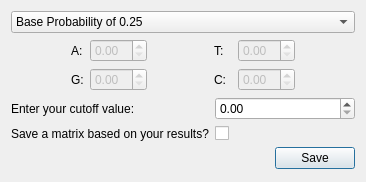
Old version of the form src/sequenceFromMatrix.ui in the repository TaronSilver/genom.
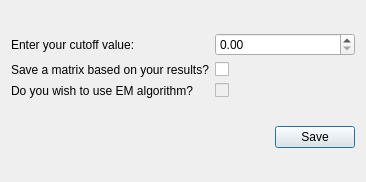
New version of the form.

Commit message: Adapted the new version to Qt. Also now the user is asked the output only once, it takes the former name and adds M to it (for Matrix?)

What changed in the file:
```diff
--- a/src/sequenceFromMatrix.ui
+++ b/src/sequenceFromMatrix.ui
@@ -14,14 +14,14 @@
    <string>Dialog</string>
   </property>
   <layout class="QGridLayout" name="gridLayout_4">
-   <item row="2" column="1">
+   <item row="1" column="1">
     <widget class="QPushButton" name="buttonSave">
      <property name="text">
       <string>Save</string>
      </property>
     </widget>
    </item>
-   <item row="2" column="0">
+   <item row="1" column="0">
     <spacer name="horizontalSpacer_7">
      <property name="orientation">
       <enum>Qt::Horizontal</enum>
@@ -34,7 +34,7 @@
      </property>
     </spacer>
    </item>
-   <item row="1" column="0" colspan="2">
+   <item row="0" column="0" colspan="2">
     <layout class="QGridLayout" name="gridLayout_2">
      <item row="0" column="1">
       <widget class="QDoubleSpinBox" name="spinDouble"/>
@@ -66,171 +66,25 @@
        </property>
       </widget>
      </item>
-    </layout>
-   </item>
-   <item row="0" column="0" colspan="2">
-    <layout class="QGridLayout" name="gridLayout">
-     <item row="0" column="0">
-      <layout class="QGridLayout" name="gridLayout_3">
-       <item row="2" column="2">
-        <widget class="QDoubleSpinBox" name="spinA">
-         <property name="enabled">
-          <bool>false</bool>
-         </property>
-        </widget>
-       </item>
-       <item row="3" column="4">
-        <widget class="QLabel" name="label_6">
-         <property name="text">
-          <string>C:</string>
-         </property>
-        </widget>
-       </item>
-       <item row="3" column="6">
-        <widget class="QDoubleSpinBox" name="spinC">
-         <property name="enabled">
-          <bool>false</bool>
-         </property>
-        </widget>
-       </item>
-       <item row="2" column="6">
-        <widget class="QDoubleSpinBox" name="spinT">
-         <property name="enabled">
-          <bool>false</bool>
-         </property>
-        </widget>
-       </item>
-       <item row="3" column="0">
-        <spacer name="horizontalSpacer_2">
-         <property name="orientation">
-          <enum>Qt::Horizontal</enum>
-         </property>
-         <property name="sizeHint" stdset="0">
-          <size>
-           <width>40</width>
-           <height>20</height>
-          </size>
-         </property>
-        </spacer>
-       </item>
-       <item row="2" column="1">
-        <widget class="QLabel" name="label_2">
-         <property name="text">
-          <string>A:</string>
-         </property>
-        </widget>
-       </item>
-       <item row="3" column="1">
-        <widget class="QLabel" name="label_5">
-         <property name="text">
-          <string>G:</string>
-         </property>
-        </widget>
-       </item>
-       <item row="3" column="7">
-        <spacer name="horizontalSpacer_4">
-         <property name="orientation">
-          <enum>Qt::Horizontal</enum>
-         </property>
-         <property name="sizeHint" stdset="0">
-          <size>
-           <width>40</width>
-           <height>20</height>
-          </size>
-         </property>
-        </spacer>
-       </item>
-       <item row="2" column="4">
-        <widget class="QLabel" name="label_7">
-         <property name="text">
-          <string>T:</string>
-         </property>
-        </widget>
-       </item>
-       <item row="2" column="0">
-        <spacer name="horizontalSpacer">
-         <property name="orientation">
-          <enum>Qt::Horizontal</enum>
-         </property>
-         <property name="sizeHint" stdset="0">
-          <size>
-           <width>40</width>
-           <height>20</height>
-          </size>
-         </property>
-        </spacer>
-       </item>
-       <item row="2" column="7">
-        <spacer name="horizontalSpacer_3">
-         <property name="orientation">
-          <enum>Qt::Horizontal</enum>
-         </property>
-         <property name="sizeHint" stdset="0">
-          <size>
-           <width>40</width>
-           <height>20</height>
-          </size>
-         </property>
-        </spacer>
-       </item>
-       <item row="3" column="2">
-        <widget class="QDoubleSpinBox" name="spinG">
-         <property name="enabled">
-          <bool>false</bool>
-         </property>
-        </widget>
-       </item>
-       <item row="2" column="3">
-        <spacer name="horizontalSpacer_5">
-         <property name="orientation">
-          <enum>Qt::Horizontal</enum>
-         </property>
-         <property name="sizeHint" stdset="0">
-          <size>
-           <width>40</width>
-           <height>20</height>
-          </size>
-         </property>
-        </spacer>
-       </item>
-       <item row="3" column="3">
-        <spacer name="horizontalSpacer_6">
-         <property name="orientation">
-          <enum>Qt::Horizontal</enum>
-         </property>
-         <property name="sizeHint" stdset="0">
-          <size>
-           <width>40</width>
-           <height>20</height>
-          </size>
-         </property>
-        </spacer>
-       </item>
-       <item row="1" column="0" colspan="8">
-        <widget class="QComboBox" name="chooseBase">
-         <item>
-          <property name="text">
-           <string>Base Probability of 0.25</string>
-          </property>
-         </item>
-         <item>
-          <property name="text">
-           <string>No base Probability</string>
-          </property>
-         </item>
-         <item>
-          <property name="text">
-           <string>Base Probability calculated from the input sequence</string>
-          </property>
-         </item>
-         <item>
-          <property name="text">
-           <string>Custom Base Probability</string>
-          </property>
-         </item>
-        </widget>
-       </item>
-      </layout>
+     <item row="2" column="0">
+      <widget class="QLabel" name="label_2">
+       <property name="text">
+        <string>Do you wish to use EM algorithm?</string>
+       </property>
+      </widget>
+     </item>
+     <item row="2" column="1">
+      <widget class="QCheckBox" name="checkBoxUseEM">
+       <property name="enabled">
+        <bool>false</bool>
+       </property>
+       <property name="text">
+        <string/>
+       </property>
+       <property name="tristate">
+        <bool>false</bool>
+       </property>
+      </widget>
      </item>
     </layout>
    </item>
```
Left out of the diff: 4 changed lines with no effect on the pictures. The commit also changes 18 other files.
